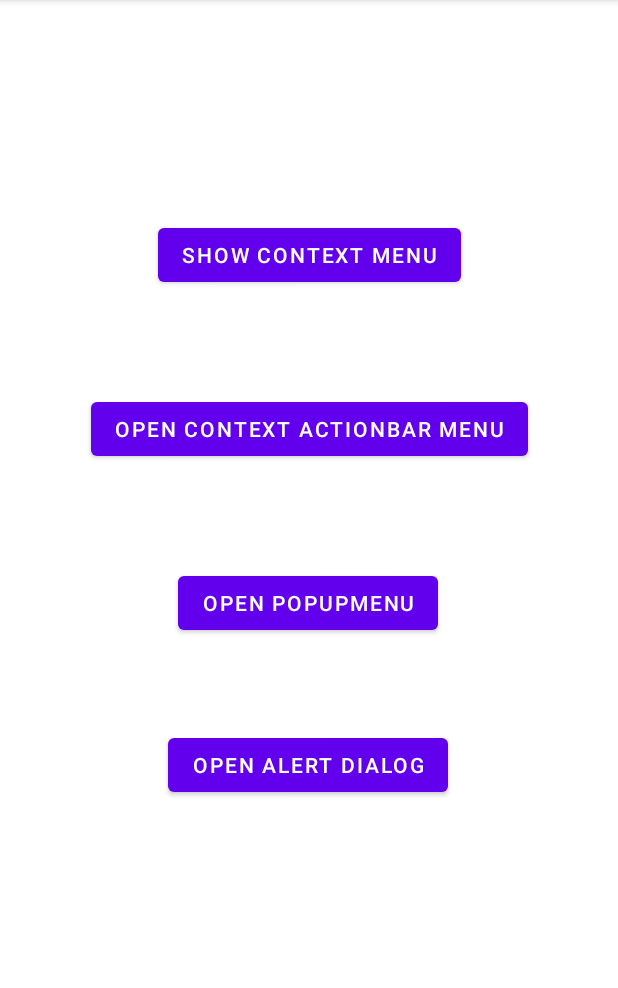
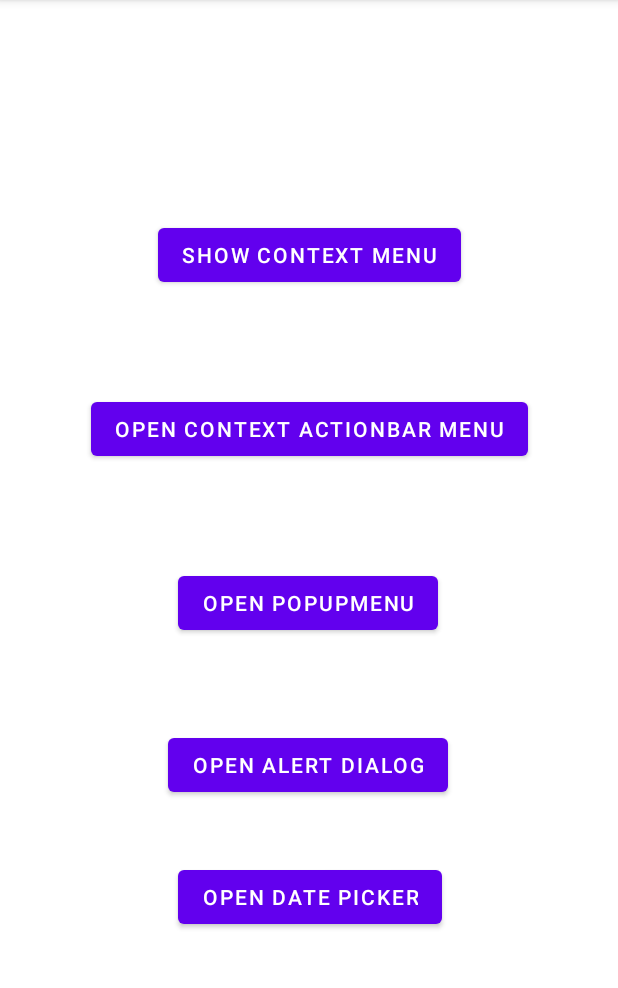
Before and after one commit to lrandom/BKD0708K11-android, an Android app: the screen it shows after launch (Session10), on a phone screen of 412 x 824 dp, the part 84-1072 px from its top. Run offline under Robolectric (Android 15) with nearby library versions, the phone set to English and light mode, and no system bars.

Commit message:
update code

```diff
--- a/app/src/main/java/com/example/bkd0708k11/Session10.java
+++ b/app/src/main/java/com/example/bkd0708k11/Session10.java
@@ -4,6 +4,7 @@ import androidx.annotation.NonNull;
 import androidx.appcompat.app.AlertDialog;
 import androidx.appcompat.app.AppCompatActivity;
 
+import android.app.DatePickerDialog;
 import android.content.DialogInterface;
 import android.os.Bundle;
 import android.view.ActionMode;
@@ -14,11 +15,13 @@ import android.view.MenuInflater;
 import android.view.MenuItem;
 import android.view.View;
 import android.widget.Button;
+import android.widget.DatePicker;
 import android.widget.PopupMenu;
 import android.widget.Toast;
 
 public class Session10 extends AppCompatActivity {
-    Button btnShowContextMenu, btnOpenContextActionBarMenu, btnOpenPopupMenu, btnOpenAlertDialog;
+    Button btnShowContextMenu, btnOpenContextActionBarMenu, btnOpenPopupMenu,
+            btnOpenAlertDialog, btnOpenDatePicker;
 
     @Override
     protected void onCreate(Bundle savedInstanceState) {
@@ -115,7 +118,21 @@ public class Session10 extends AppCompatActivity {
 
                 AlertDialog dialog = builder.create();
                 dialog.show();
+            }
+        });
 
+        btnOpenDatePicker = findViewById(R.id.btnOpenDatePicker);
+        btnOpenDatePicker.setOnClickListener(new View.OnClickListener() {
+            @Override
+            public void onClick(View v) {
+                DatePickerDialog datePickerDialog = new DatePickerDialog(Session10.this,
+                        new DatePickerDialog.OnDateSetListener() {
+                            @Override
+                            public void onDateSet(DatePicker view, int year, int month, int dayOfMonth) {
+                                System.out.println(year +"-"+ month+"-" + dayOfMonth + "");
+                            }
+                        }, 2021, 11, 12);
+                datePickerDialog.show();
             }
         });
     }
--- a/app/src/main/res/layout/activity_session10.xml
+++ b/app/src/main/res/layout/activity_session10.xml
@@ -50,4 +50,15 @@
         app:layout_constraintHorizontal_bias="0.498"
         app:layout_constraintStart_toStartOf="parent"
         app:layout_constraintTop_toBottomOf="@+id/btnOpenPopupMenu" />
+
+    <Button
+        android:id="@+id/btnOpenDatePicker"
+        android:layout_width="wrap_content"
+        android:layout_height="wrap_content"
+        android:layout_marginTop="40dp"
+        android:text="Open date picker"
+        app:layout_constraintEnd_toEndOf="parent"
+        app:layout_constraintHorizontal_bias="0.502"
+        app:layout_constraintStart_toStartOf="parent"
+        app:layout_constraintTop_toBottomOf="@+id/btnOpenAlertDialog" />
 </androidx.constraintlayout.widget.ConstraintLayout>
```
